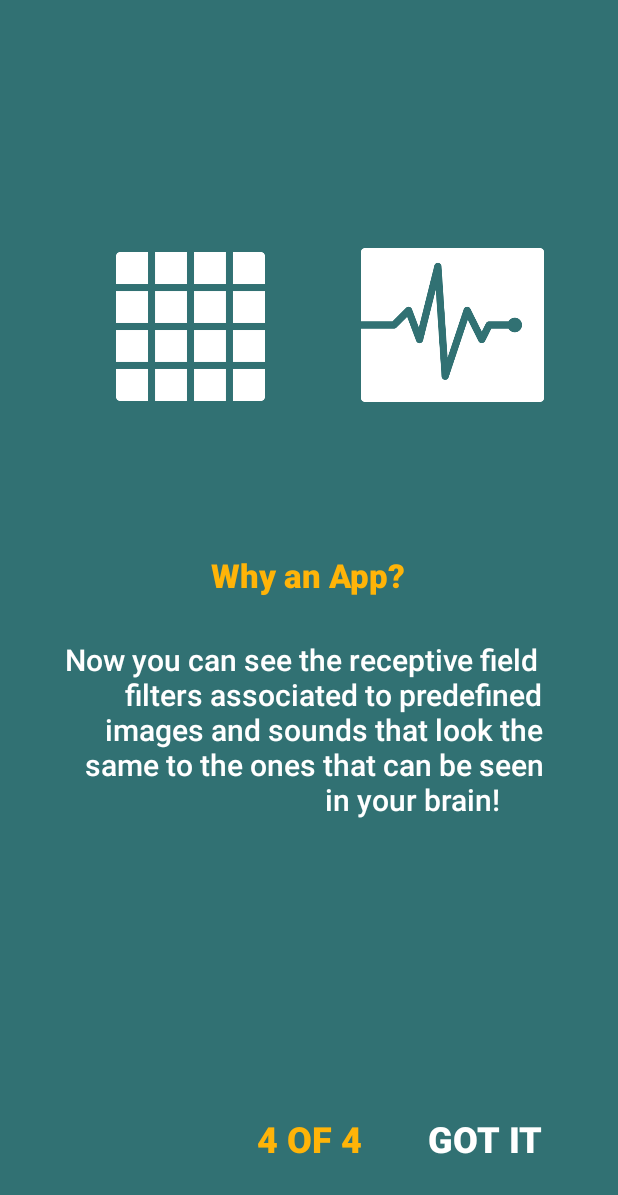
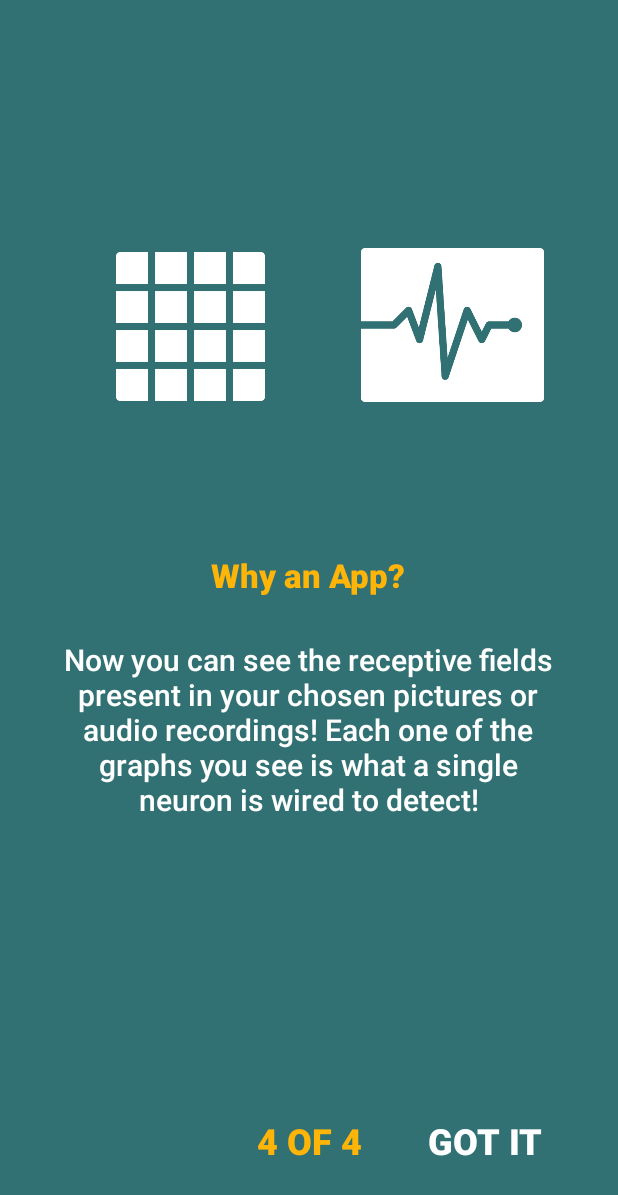
Before and after one commit to ajmeek/NEC_app, an Android app: the aboutAppPage4 screen opened directly, with no data from a screen before it, on a phone screen of 412 x 824 dp. Shown: the top 1195 px of the screen. Run offline under Robolectric (Android 15) with nearby library versions, the phone set to English and light mode, and no system bars.

Commit message:
Added new text to about app pages. Changed formatting so that it is centered automatically and not manually formatted with tabs and newlines.

```diff
--- a/app/src/main/res/layout/activity_about_app_page1.xml
+++ b/app/src/main/res/layout/activity_about_app_page1.xml
@@ -39,7 +39,8 @@
         android:layout_height="wrap_content"
         android:layout_marginTop="16dp"
         android:fontFamily="sans-serif-medium"
-        android:text=" We want to show you that our brains\n\t\t\thave evolved to process natural \n\t\t\timages and sounds, like animal \n vocalizations, environmental sounds\n\t\tand human speech. This process is\n\t\t\t\t\t\t\t\tcalled efficient coding."
+        android:text=" We want to show you how our brains have evolved to process natural images and sounds, like animal vocalizations, environmental sounds and human speech. This process is called efficient coding."
+        android:textAlignment="center"
         android:textColor="#FFFFFF"
         android:textSize="20sp"
         app:layout_constraintEnd_toEndOf="parent"
--- a/app/src/main/res/layout/activity_about_app_page4.xml
+++ b/app/src/main/res/layout/activity_about_app_page4.xml
@@ -35,15 +35,12 @@
 
     <TextView
         android:id="@+id/textView5"
-        android:layout_width="wrap_content"
-        android:layout_height="wrap_content"
+        android:layout_width="345dp"
+        android:layout_height="128dp"
         android:layout_marginTop="28dp"
         android:fontFamily="sans-serif-medium"
-        android:text="Now you can see the receptive field
-\n\t\t\tfilters associated to predefined
-\n\t\timages and sounds that look the
-\n\tsame to the ones that can be seen
-\n\t\t\t\t\t\t\t\t\t\t\t\t\tin your brain!"
+        android:text="Now you can see the receptive fields present in your chosen pictures or audio recordings! Each one of the graphs you see is what a single neuron is wired to detect!"
+        android:textAlignment="center"
         android:textColor="#FFFFFF"
         android:textSize="20sp"
         app:layout_constraintEnd_toEndOf="parent"
```
Also changed, not shown: app/src/main/res/layout/activity_about_app_page2.xml (+4 -3 lines), app/src/main/res/layout/activity_about_app_page3.xml (+4 -3 lines).
